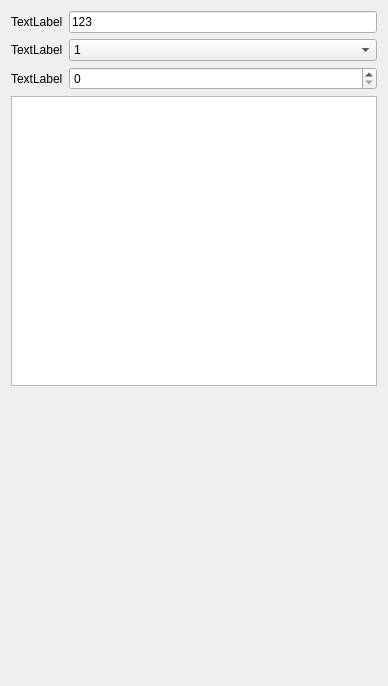
Before: the Qt Designer form src/ui/forms/param_setting_panel.ui in solaaa/AudioPlayer-with-WaveDisplay, drawn with Qt 5.
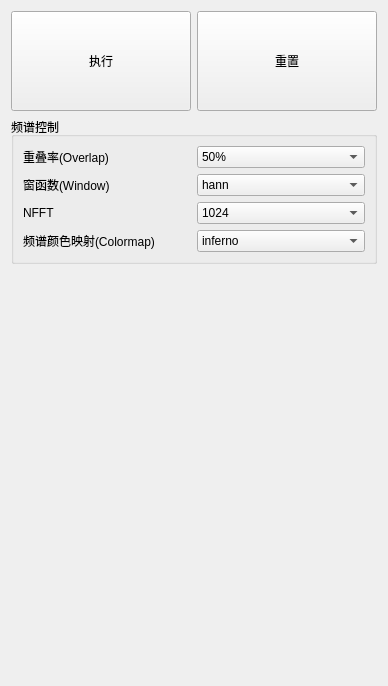
After: the same form once the commit is applied.

Commit message:
Add STFT parameter controls and colormap selection
Introduces UI and logic for controlling STFT parameters (overlap, window, NFFT, colormap) in the parameter setting panel. Connects execute and reset buttons to trigger recomputation and parameter reset. Updates spectrogram calculation and plotting to use user-selected parameters and colormap. Refactors related controllers and widgets to support the new parameter flow.

What changed in the file:
```diff
--- a/src/ui/forms/param_setting_panel.ui
+++ b/src/ui/forms/param_setting_panel.ui
@@ -15,63 +15,221 @@
   </property>
   <layout class="QVBoxLayout" name="verticalLayout_2">
    <item>
-    <layout class="QGridLayout" name="gridLayout">
-     <item row="0" column="0">
-      <widget class="QLabel" name="label">
-       <property name="text">
-        <string>TextLabel</string>
+    <layout class="QHBoxLayout" name="horizontalLayout_2">
+     <item>
+      <widget class="QPushButton" name="pb_para_setting_panel_implement">
+       <property name="sizePolicy">
+        <sizepolicy hsizetype="Minimum" vsizetype="Fixed">
+         <horstretch>0</horstretch>
+         <verstretch>0</verstretch>
+        </sizepolicy>
        </property>
-      </widget>
-     </item>
-     <item row="0" column="1">
-      <widget class="QLineEdit" name="lineEdit">
-       <property name="text">
-        <string>123</string>
+       <property name="minimumSize">
+        <size>
+         <width>100</width>
+         <height>100</height>
+        </size>
        </property>
-      </widget>
-     </item>
-     <item row="1" column="0">
-      <widget class="QLabel" name="label_2">
        <property name="text">
-        <string>TextLabel</string>
+        <string>执行</string>
        </property>
       </widget>
      </item>
-     <item row="2" column="0">
-      <widget class="QLabel" name="label_3">
+     <item>
+      <widget class="QPushButton" name="pb_para_setting_panel_reset">
+       <property name="minimumSize">
+        <size>
+         <width>100</width>
+         <height>100</height>
+        </size>
+       </property>
        <property name="text">
-        <string>TextLabel</string>
+        <string>重置</string>
        </property>
       </widget>
      </item>
-     <item row="2" column="1">
-      <widget class="QSpinBox" name="spinBox"/>
-     </item>
-     <item row="1" column="1">
-      <widget class="QComboBox" name="comboBox">
-       <item>
-        <property name="text">
-         <string>1</string>
-        </property>
-       </item>
-       <item>
-        <property name="text">
-         <string>2</string>
-        </property>
-       </item>
-       <item>
-        <property name="text">
-         <string>3</string>
-        </property>
-       </item>
-      </widget>
-     </item>
     </layout>
    </item>
    <item>
     <layout class="QHBoxLayout" name="horizontalLayout">
      <item>
-      <widget class="QTextEdit" name="textEdit"/>
+      <widget class="QGroupBox" name="groupBox">
+       <property name="title">
+        <string>频谱控制</string>
+       </property>
+       <layout class="QVBoxLayout" name="verticalLayout">
+        <item>
+         <layout class="QGridLayout" name="gridLayout_2">
+          <item row="2" column="1">
+           <widget class="QComboBox" name="comboBox">
+            <property name="currentIndex">
+             <number>3</number>
+            </property>
+            <item>
+             <property name="text">
+              <string>128</string>
+             </property>
+            </item>
+            <item>
+             <property name="text">
+              <string>256</string>
+             </property>
+            </item>
+            <item>
+             <property name="text">
+              <string>512</string>
+             </property>
+            </item>
+            <item>
+             <property name="text">
+              <string>1024</string>
+             </property>
+            </item>
+            <item>
+             <property name="text">
+              <string>2048</string>
+             </property>
+            </item>
+            <item>
+             <property name="text">
+              <string>4096</string>
+             </property>
+            </item>
+            <item>
+             <property name="text">
+              <string>9192</string>
+             </property>
+            </item>
+           </widget>
+          </item>
+          <item row="1" column="0">
+           <widget class="QLabel" name="label_2">
+            <property name="text">
+             <string>窗函数(Window)</string>
+            </property>
+           </widget>
+          </item>
+          <item row="0" column="1">
+           <widget class="QComboBox" name="cb_stft_overlap">
+            <property name="sizePolicy">
+             <sizepolicy hsizetype="Preferred" vsizetype="Fixed">
+              <horstretch>0</horstretch>
+              <verstretch>0</verstretch>
+             </sizepolicy>
+            </property>
+            <property name="currentIndex">
+             <number>2</number>
+            </property>
+            <item>
+             <property name="text">
+              <string>0%</string>
+             </property>
+            </item>
+            <item>
+             <property name="text">
+              <string>25%</string>
+             </property>
+            </item>
+            <item>
+             <property name="text">
+              <string>50%</string>
+             </property>
+            </item>
+            <item>
+             <property name="text">
+              <string>75%</string>
+             </property>
+            </item>
+           </widget>
+          </item>
+          <item row="2" column="0">
+           <widget class="QLabel" name="label_3">
+            <property name="text">
+             <string>NFFT</string>
+            </property>
+           </widget>
+          </item>
+          <item row="0" column="0">
+           <widget class="QLabel" name="label">
+            <property name="text">
+             <string>重叠率(Overlap)</string>
+            </property>
+           </widget>
+          </item>
+          <item row="3" column="0">
+           <widget class="QLabel" name="label_4">
+            <property name="text">
+             <string>频谱颜色映射(Colormap)</string>
+            </property>
+           </widget>
+          </item>
+          <item row="3" column="1">
+           <widget class="QComboBox" name="cb_stft_colormap">
+            <item>
+             <property name="text">
+              <string>inferno</string>
+             </property>
+            </item>
+            <item>
+             <property name="text">
+              <string>turbo</string>
+             </property>
+            </item>
+            <item>
+             <property name="text">
+              <string>plasma</string>
+             </property>
+            </item>
+            <item>
+             <property name="text">
+              <string>viridis</string>
+             </property>
+            </item>
+            <item>
+             <property name="text">
+              <string>cividis</string>
+             </property>
+            </item>
+            <item>
+             <property name="text">
+              <string>magma</string>
+             </property>
+            </item>
+           </widget>
+          </item>
+          <item row="1" column="1">
+           <widget class="QComboBox" name="cb_stft_window">
+            <item>
+             <property name="text">
+              <string>hann</string>
+             </property>
+            </item>
+            <item>
+             <property name="text">
+              <string>hamming</string>
+             </property>
+            </item>
+            <item>
+             <property name="text">
+              <string>triang</string>
+             </property>
+            </item>
+            <item>
+             <property name="text">
+              <string>boxcar</string>
+             </property>
+            </item>
+            <item>
+             <property name="text">
+              <string>blackman</string>
+             </property>
+            </item>
+           </widget>
+          </item>
+         </layout>
+        </item>
+       </layout>
+      </widget>
      </item>
     </layout>
    </item>
```
The commit also changes 6 other files.
